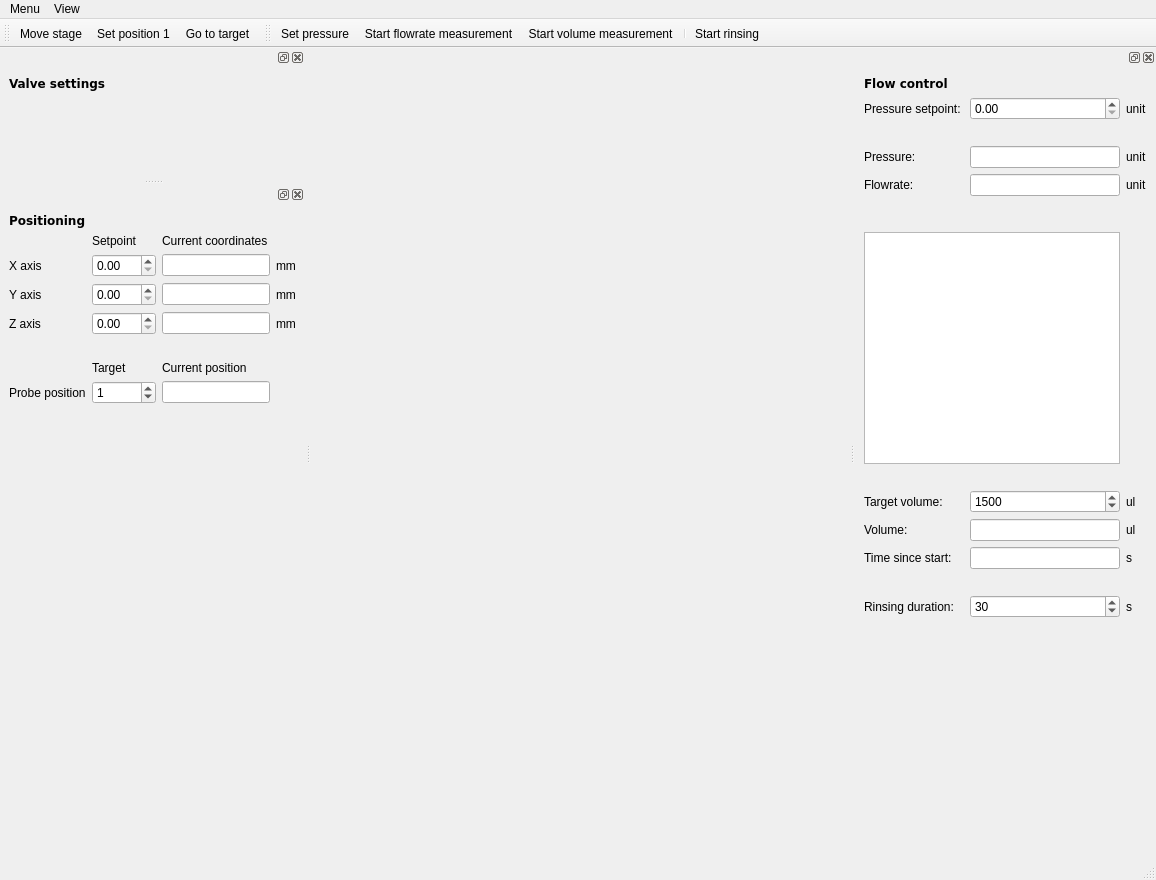
Before: the Qt Designer form gui/fluidics/ui_fluidics.ui in fbarho/qudi-cbs, drawn with Qt 5.
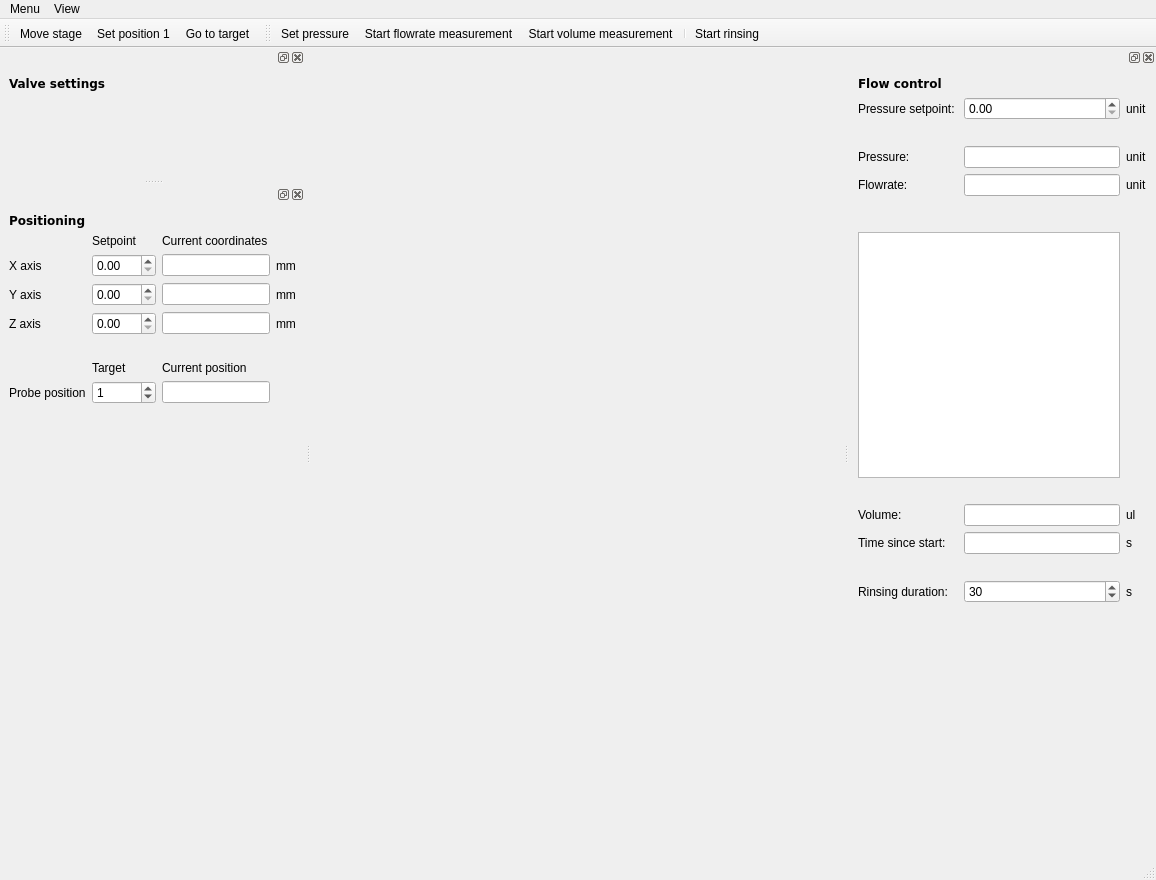
After: the same form once the commit is applied. Custom widgets are drawn as their Qt base class.

Commit message: removed target volume from fluidics gui

Diff of the .ui file:
```diff
--- a/gui/fluidics/ui_fluidics.ui
+++ b/gui/fluidics/ui_fluidics.ui
@@ -81,54 +81,32 @@
    </attribute>
    <widget class="QWidget" name="dockWidgetContents_2">
     <layout class="QGridLayout" name="gridLayout_2">
-     <item row="11" column="0">
-      <widget class="QLabel" name="label_4">
-       <property name="text">
-        <string>Time since start:</string>
+     <item row="8" column="2">
+      <spacer name="verticalSpacer_5">
+       <property name="orientation">
+        <enum>Qt::Vertical</enum>
        </property>
-      </widget>
-     </item>
-     <item row="4" column="2">
-      <widget class="QLineEdit" name="pressure_LineEdit">
-       <property name="readOnly">
-        <bool>true</bool>
+       <property name="sizeType">
+        <enum>QSizePolicy::Preferred</enum>
        </property>
-      </widget>
-     </item>
-     <item row="9" column="2">
-      <widget class="QSpinBox" name="target_volume_SpinBox">
-       <property name="maximum">
-        <number>10000</number>
+       <property name="sizeHint" stdset="0">
+        <size>
+         <width>20</width>
+         <height>20</height>
+        </size>
        </property>
-       <property name="value">
-        <number>1500</number>
-       </property>
-      </widget>
+      </spacer>
      </item>
-     <item row="13" column="3">
+     <item row="7" column="0" colspan="3">
+      <widget class="PlotWidget" name="flowrate_PlotWidget"/>
+     </item>
+     <item row="12" column="3">
       <widget class="QLabel" name="rinsing_time_unit_Label">
        <property name="text">
         <string>s</string>
        </property>
       </widget>
      </item>
-     <item row="13" column="2">
-      <widget class="QSpinBox" name="rinsing_time_SpinBox">
-       <property name="maximum">
-        <number>1000</number>
-       </property>
-       <property name="value">
-        <number>30</number>
-       </property>
-      </widget>
-     </item>
-     <item row="11" column="2">
-      <widget class="QLineEdit" name="time_since_start_LineEdit">
-       <property name="readOnly">
-        <bool>true</bool>
-       </property>
-      </widget>
-     </item>
      <item row="4" column="0">
       <widget class="QLabel" name="label_13">
        <property name="text">
@@ -136,38 +114,42 @@
        </property>
       </widget>
      </item>
-     <item row="12" column="2">
-      <spacer name="verticalSpacer_6">
+     <item row="5" column="0">
+      <widget class="QLabel" name="label_14">
+       <property name="text">
+        <string>Flowrate:</string>
+       </property>
+      </widget>
+     </item>
+     <item row="12" column="0" colspan="2">
+      <widget class="QLabel" name="label_5">
+       <property name="text">
+        <string>Rinsing duration:</string>
+       </property>
+      </widget>
+     </item>
+     <item row="5" column="3">
+      <widget class="QLabel" name="flowrate_unit_Label">
+       <property name="text">
+        <string>unit</string>
+       </property>
+      </widget>
+     </item>
+     <item row="13" column="2">
+      <spacer name="verticalSpacer_4">
        <property name="orientation">
         <enum>Qt::Vertical</enum>
        </property>
-       <property name="sizeType">
-        <enum>QSizePolicy::Preferred</enum>
-       </property>
        <property name="sizeHint" stdset="0">
         <size>
          <width>20</width>
-         <height>20</height>
+         <height>40</height>
         </size>
        </property>
       </spacer>
      </item>
-     <item row="11" column="3">
-      <widget class="QLabel" name="time_since_start_unit_Label">
-       <property name="text">
-        <string>s</string>
-       </property>
-      </widget>
-     </item>
-     <item row="9" column="3">
-      <widget class="QLabel" name="target_volume_unit_Label">
-       <property name="text">
-        <string>ul</string>
-       </property>
-      </widget>
-     </item>
-     <item row="2" column="2">
-      <spacer name="verticalSpacer_3">
+     <item row="6" column="2">
+      <spacer name="verticalSpacer_7">
        <property name="orientation">
         <enum>Qt::Vertical</enum>
        </property>
@@ -177,7 +159,7 @@
        <property name="sizeHint" stdset="0">
         <size>
          <width>20</width>
-         <height>20</height>
+         <height>30</height>
         </size>
        </property>
       </spacer>
@@ -196,26 +178,46 @@
        </property>
       </widget>
      </item>
-     <item row="1" column="3">
-      <widget class="QLabel" name="pressure_unit_Label">
-       <property name="text">
-        <string>unit</string>
-       </property>
-      </widget>
-     </item>
-     <item row="14" column="2">
-      <spacer name="verticalSpacer_4">
+     <item row="2" column="2">
+      <spacer name="verticalSpacer_3">
        <property name="orientation">
         <enum>Qt::Vertical</enum>
        </property>
+       <property name="sizeType">
+        <enum>QSizePolicy::Preferred</enum>
+       </property>
        <property name="sizeHint" stdset="0">
         <size>
          <width>20</width>
-         <height>40</height>
+         <height>20</height>
         </size>
        </property>
       </spacer>
      </item>
+     <item row="9" column="2">
+      <widget class="QLineEdit" name="volume_LineEdit">
+       <property name="readOnly">
+        <bool>true</bool>
+       </property>
+      </widget>
+     </item>
+     <item row="9" column="3">
+      <widget class="QLabel" name="volume_unit_Label">
+       <property name="text">
+        <string>ul</string>
+       </property>
+      </widget>
+     </item>
+     <item row="12" column="2">
+      <widget class="QSpinBox" name="rinsing_time_SpinBox">
+       <property name="maximum">
+        <number>1000</number>
+       </property>
+       <property name="value">
+        <number>30</number>
+       </property>
+      </widget>
+     </item>
      <item row="4" column="3">
       <widget class="QLabel" name="pressure_unit_Label2">
        <property name="text">
@@ -223,61 +225,40 @@
        </property>
       </widget>
      </item>
-     <item row="5" column="0">
-      <widget class="QLabel" name="label_14">
-       <property name="text">
-        <string>Flowrate:</string>
+     <item row="11" column="2">
+      <spacer name="verticalSpacer_6">
+       <property name="orientation">
+        <enum>Qt::Vertical</enum>
        </property>
-      </widget>
+       <property name="sizeType">
+        <enum>QSizePolicy::Preferred</enum>
+       </property>
+       <property name="sizeHint" stdset="0">
+        <size>
+         <width>20</width>
+         <height>20</height>
+        </size>
+       </property>
+      </spacer>
      </item>
-     <item row="5" column="3">
-      <widget class="QLabel" name="flowrate_unit_Label">
+     <item row="1" column="3">
+      <widget class="QLabel" name="pressure_unit_Label">
        <property name="text">
         <string>unit</string>
        </property>
       </widget>
      </item>
-     <item row="10" column="2">
-      <widget class="QLineEdit" name="volume_LineEdit">
-       <property name="readOnly">
-        <bool>true</bool>
-       </property>
-      </widget>
-     </item>
      <item row="9" column="0">
-      <widget class="QLabel" name="label_19">
-       <property name="text">
-        <string>Target volume:</string>
-       </property>
-      </widget>
-     </item>
-     <item row="10" column="0">
       <widget class="QLabel" name="label">
        <property name="text">
         <string>Volume:</string>
        </property>
       </widget>
      </item>
-     <item row="8" column="2">
-      <spacer name="verticalSpacer_5">
-       <property name="orientation">
-        <enum>Qt::Vertical</enum>
-       </property>
-       <property name="sizeType">
-        <enum>QSizePolicy::Preferred</enum>
-       </property>
-       <property name="sizeHint" stdset="0">
-        <size>
-         <width>20</width>
-         <height>20</height>
-        </size>
-       </property>
-      </spacer>
-     </item>
-     <item row="10" column="3">
-      <widget class="QLabel" name="volume_unit_Label">
-       <property name="text">
-        <string>ul</string>
+     <item row="10" column="2">
+      <widget class="QLineEdit" name="time_since_start_LineEdit">
+       <property name="readOnly">
+        <bool>true</bool>
        </property>
       </widget>
      </item>
@@ -302,31 +283,26 @@
        </property>
       </widget>
      </item>
-     <item row="13" column="0" colspan="2">
-      <widget class="QLabel" name="label_5">
+     <item row="10" column="3">
+      <widget class="QLabel" name="time_since_start_unit_Label">
        <property name="text">
-        <string>Rinsing duration:</string>
+        <string>s</string>
        </property>
       </widget>
      </item>
-     <item row="6" column="2">
-      <spacer name="verticalSpacer_7">
-       <property name="orientation">
-        <enum>Qt::Vertical</enum>
+     <item row="10" column="0">
+      <widget class="QLabel" name="label_4">
+       <property name="text">
+        <string>Time since start:</string>
        </property>
-       <property name="sizeType">
-        <enum>QSizePolicy::Preferred</enum>
-       </property>
-       <property name="sizeHint" stdset="0">
-        <size>
-         <width>20</width>
-         <height>30</height>
-        </size>
-       </property>
-      </spacer>
+      </widget>
      </item>
-     <item row="7" column="0" colspan="3">
-      <widget class="PlotWidget" name="flowrate_PlotWidget"/>
+     <item row="4" column="2">
+      <widget class="QLineEdit" name="pressure_LineEdit">
+       <property name="readOnly">
+        <bool>true</bool>
+       </property>
+      </widget>
      </item>
     </layout>
    </widget>
```
The commit also changes 1 other file.
